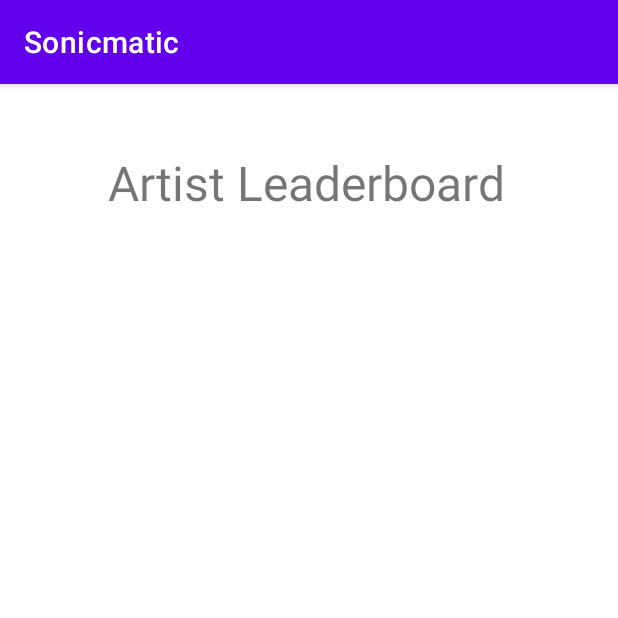
After one commit to ppatel2301/Innovatorz-A02-5-Music-Player, an Android app: the fragment ArtistLeaderboard shown on its own in the app's theme, on a phone screen of 412 x 824 dp, the top half of it. The commit adds this screen. Run offline under Robolectric (Android 15) with nearby library versions, the phone set to English and light mode, and no system bars.

Commit message:
Buildable leaderboard

```diff
--- a/app/src/main/java/comp3350/sonicmatic/interfaces/Database.java
+++ b/app/src/main/java/comp3350/sonicmatic/interfaces/Database.java
@@ -1,4 +1,6 @@
 package comp3350.sonicmatic.interfaces;
+
+import java.util.ArrayList;
 
 import comp3350.sonicmatic.objects.MusicTrack;
 
@@ -6,4 +8,6 @@ public interface Database {
     public void uploadSong(MusicTrack song);
 
     public MusicTrack getSong(String name) throws Exception;
+
+    public ArrayList<IArtist> getTopArtists(int n);
 }
--- /dev/null
+++ b/app/src/main/java/comp3350/sonicmatic/ui/leaderboard/ArtistLeaderboard.java
@@ -0,0 +1,61 @@
+package comp3350.sonicmatic.ui.leaderboard;
+
+import android.os.Bundle;
+
+import androidx.annotation.NonNull;
+import androidx.fragment.app.Fragment;
+import androidx.recyclerview.widget.LinearLayoutManager;
+import androidx.recyclerview.widget.RecyclerView;
+
+import android.view.LayoutInflater;
+import android.view.View;
+import android.view.ViewGroup;
+
+import java.util.ArrayList;
+
+import comp3350.sonicmatic.R;
+import comp3350.sonicmatic.databinding.FragmentArtistLeaderboardBinding;
+import comp3350.sonicmatic.databinding.FragmentLibraryBinding;
+
+/**
+ * A simple {@link Fragment} subclass.
+ * Use the {@link ArtistLeaderboard#newInstance} factory method to
+ * create an instance of this fragment.
+ */
+public class ArtistLeaderboard extends Fragment {
+
+    private RecyclerView recyclerView;
+
+    private LeaderboardAdapter adapter;
+
+    private FragmentArtistLeaderboardBinding binding;
+
+    public ArtistLeaderboard() {
+        // Required empty public constructor
+    }
+
+    /*
+
+     */
+    @Override
+    public View onCreateView(@NonNull LayoutInflater inflater, ViewGroup container,
+                             Bundle savedInstanceState) {
+
+        binding = FragmentArtistLeaderboardBinding.inflate(inflater, container, false);
+
+        View root = binding.getRoot();
+
+        if (adapter == null){
+            adapter = new LeaderboardAdapter(new ArrayList<>());
+        }
+
+        // Get components
+        recyclerView = root.findViewById(R.id.leaderboardRecyclerView);
+
+        recyclerView.setAdapter(adapter);
+        recyclerView.setLayoutManager(new LinearLayoutManager((getContext())));
+
+        // Inflate the layout for this fragment
+        return inflater.inflate(R.layout.fragment_artist_leaderboard, container, false);
+    }
+}
--- /dev/null
+++ b/app/src/main/java/comp3350/sonicmatic/ui/leaderboard/LeaderboardAdapter.java
@@ -0,0 +1,51 @@
+package comp3350.sonicmatic.ui.leaderboard;
+
+import android.view.LayoutInflater;
+import android.view.View;
+import android.view.ViewGroup;
+import android.widget.TextView;
+
+import androidx.annotation.NonNull;
+import androidx.recyclerview.widget.RecyclerView;
+
+import java.util.ArrayList;
+
+import comp3350.sonicmatic.R;
+import comp3350.sonicmatic.interfaces.IArtist;
+
+public class LeaderboardAdapter extends RecyclerView.Adapter<LeaderboardAdapter.LeaderboardViewHolder> {
+
+    private ArrayList<IArtist> artistsList;
+
+    public LeaderboardAdapter(ArrayList<IArtist> artistLst){
+        this.artistsList = artistLst;
+    }
+
+    public class LeaderboardViewHolder extends RecyclerView.ViewHolder{
+        private TextView nameText;
+
+        public LeaderboardViewHolder(final View view){
+            super(view);
+            nameText = view.findViewById(R.id.ArtistName);
+        }
+    }
+
+    @NonNull
+    @Override
+    public LeaderboardViewHolder onCreateViewHolder(@NonNull ViewGroup parent, int viewType) {
+        View itemView = LayoutInflater.from(parent.getContext()).inflate(R.layout.leaderboard_items, parent, false);
+        return new LeaderboardViewHolder(itemView);
+    }
+
+    @Override
+    public void onBindViewHolder(@NonNull LeaderboardViewHolder holder, int position) {
+        String name = this.artistsList.get(position).getName();
+        holder.nameText.setText(name);
+    }
+
+    @Override
+    public int getItemCount() {
+        return this.artistsList.size();
+    }
+
+}
--- /dev/null
+++ b/app/src/main/res/layout/fragment_artist_leaderboard.xml
@@ -0,0 +1,32 @@
+<?xml version="1.0" encoding="utf-8"?>
+<androidx.constraintlayout.widget.ConstraintLayout xmlns:android="http://schemas.android.com/apk/res/android"
+    xmlns:app="http://schemas.android.com/apk/res-auto"
+    xmlns:tools="http://schemas.android.com/tools"
+    android:layout_width="match_parent"
+    android:layout_height="match_parent"
+    tools:context=".ui.leaderboard.ArtistLeaderboard">
+
+    <!-- TODO: Update blank fragment layout -->
+
+    <TextView
+        android:id="@+id/textView7"
+        android:layout_width="wrap_content"
+        android:layout_height="wrap_content"
+        android:layout_marginStart="72dp"
+        android:layout_marginTop="44dp"
+        android:text="@string/title_leaderboard"
+        android:textSize="32sp"
+        app:layout_constraintStart_toStartOf="parent"
+        app:layout_constraintTop_toTopOf="parent" />
+
+    <androidx.recyclerview.widget.RecyclerView
+        android:id="@+id/leaderboardRecyclerView"
+        android:layout_width="413dp"
+        android:layout_height="482dp"
+        android:layout_marginTop="36dp"
+        app:layout_constraintEnd_toEndOf="parent"
+        app:layout_constraintHorizontal_bias="1.0"
+        app:layout_constraintStart_toStartOf="parent"
+        app:layout_constraintTop_toBottomOf="@+id/textView7" />
+
+</androidx.constraintlayout.widget.ConstraintLayout>
--- a/app/src/main/res/values/strings.xml
+++ b/app/src/main/res/values/strings.xml
@@ -3,4 +3,5 @@
     <string name="title_home">Home</string>
     <string name="title_library">Library</string>
     <string name="title_settings">Settings</string>
+    <string name="title_leaderboard">Artist Leaderboard</string>
 </resources>
```
Also changed, not shown: app/src/main/java/comp3350/sonicmatic/business/LeaderboardAccessor.java (added, +12 -0 lines), app/src/main/java/comp3350/sonicmatic/data/StubDatabase.java (+11 -0 lines), app/src/main/res/layout/leaderboard_items.xml (added, +16 -0 lines).
